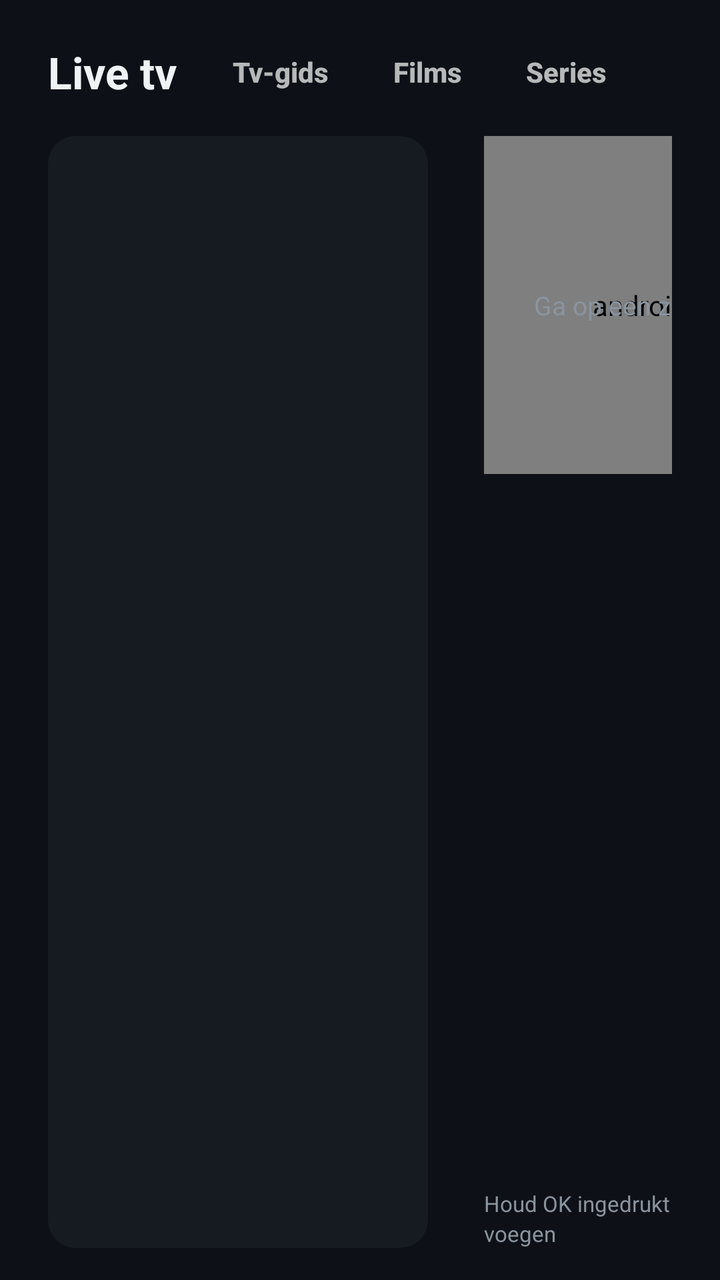
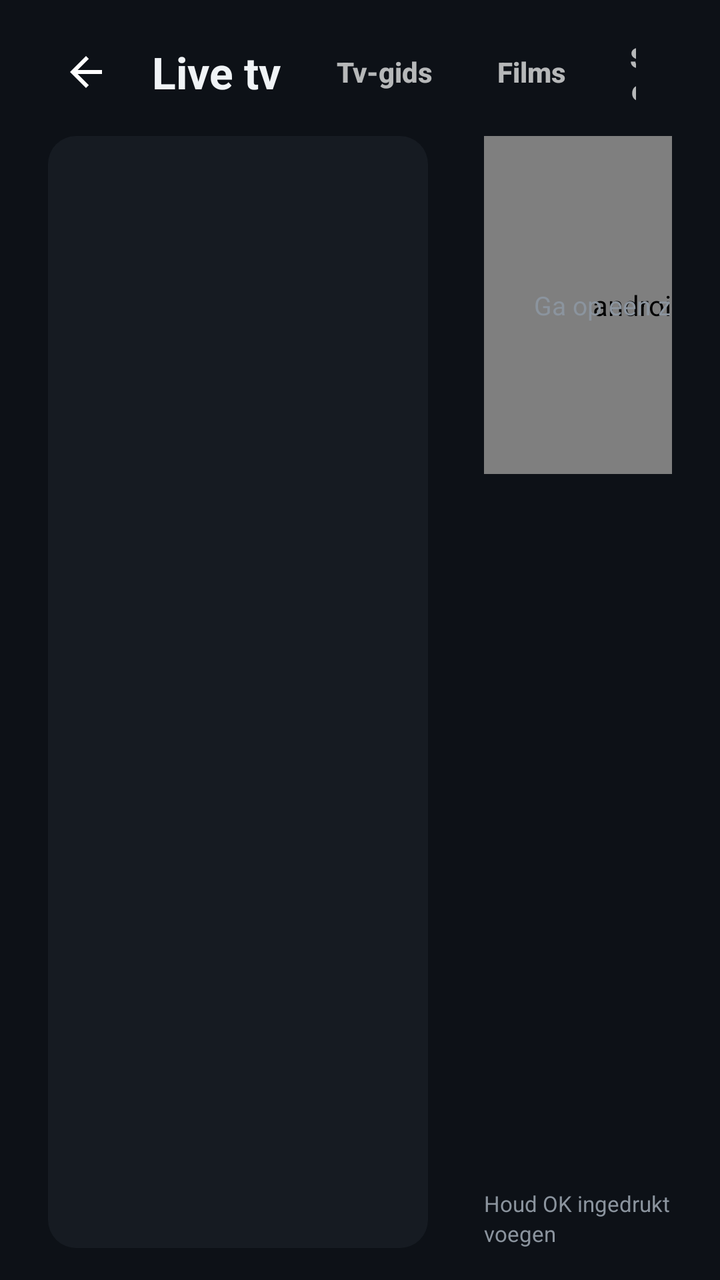

Before-and-after screenshots of an Android layout around one commit, followed by the original layout XML and the change that was made.
<!-- AndroidManifest.xml: application theme AppTheme -->
<!-- res/layout/activity_main.xml -->
<?xml version="1.0" encoding="utf-8"?>
<LinearLayout xmlns:android="http://schemas.android.com/apk/res/android"
    xmlns:app="http://schemas.android.com/apk/res-auto"
    android:layout_width="match_parent"
    android:layout_height="match_parent"
    android:background="@color/bg"
    android:orientation="vertical"
    android:paddingStart="24dp"
    android:paddingTop="16dp"
    android:paddingEnd="24dp"
    android:paddingBottom="16dp">

    
    <LinearLayout
        android:id="@+id/topBar"
        android:layout_width="match_parent"
        android:layout_height="40dp"
        android:gravity="center_vertical"
        android:orientation="horizontal">

        <TextView
            android:layout_width="wrap_content"
            android:layout_height="wrap_content"
            android:layout_marginEnd="14dp"
            android:text="Live tv"
            android:textColor="@color/text"
            android:textSize="22sp"
            android:textStyle="bold" />

        <Button android:id="@+id/tabGuide" style="@style/NavTab" android:text="Tv-gids" />
        <Button android:id="@+id/tabMovies" style="@style/NavTab" android:text="Films" />
        <Button android:id="@+id/tabSeries" style="@style/NavTab" android:text="Series" />
        <Button android:id="@+id/tabHistory" style="@style/NavTab" android:text="Geschiedenis" />

        <TextView
            android:id="@+id/status"
            android:layout_width="0dp"
            android:layout_height="wrap_content"
            android:layout_marginStart="8dp"
            android:layout_marginEnd="8dp"
            android:layout_weight="1"
            android:ellipsize="end"
            android:gravity="end"
            android:maxLines="1"
            android:textColor="@color/muted"
            android:textSize="12sp" />

        <ImageButton
            android:id="@+id/tabAccount"
            android:layout_width="34dp"
            android:layout_height="34dp"
            android:background="@drawable/nav_bg"
            android:contentDescription="Instellingen"
            android:src="@drawable/ic_settings"
            android:tint="@color/nav_text" />
    </LinearLayout>

    <LinearLayout
        android:layout_width="match_parent"
        android:layout_height="0dp"
        android:layout_marginTop="12dp"
        android:layout_weight="1"
        android:orientation="horizontal">

        
        <androidx.recyclerview.widget.RecyclerView
            android:id="@+id/groups"
            android:layout_width="190dp"
            android:layout_height="match_parent"
            android:background="@drawable/panel_bg"
            android:clipToPadding="false"
            android:padding="4dp" />

        
        <LinearLayout
            android:layout_width="0dp"
            android:layout_height="match_parent"
            android:layout_marginStart="14dp"
            android:layout_weight="1"
            android:orientation="vertical">

            <EditText
                android:id="@+id/search"
                android:layout_width="match_parent"
                android:layout_height="40dp"
                android:background="@drawable/field_bg"
                android:hint="Zoek een zender"
                android:drawableStart="@drawable/ic_search"
                android:drawablePadding="10dp"
                android:drawableTint="@color/muted"
                android:imeOptions="actionSearch|flagNoExtractUi"
                android:inputType="text"
                android:maxLines="1"
                android:paddingStart="14dp"
                android:paddingEnd="14dp"
                android:textColor="@color/text"
                android:textColorHint="@color/muted"
                android:textSize="15sp" />

            <TextView
                android:id="@+id/groupTitle"
                android:layout_width="match_parent"
                android:layout_height="wrap_content"
                android:layout_marginTop="8dp"
                android:layout_marginBottom="4dp"
                android:ellipsize="end"
                android:maxLines="1"
                android:textColor="@color/muted"
                android:textSize="13sp" />

            <androidx.recyclerview.widget.RecyclerView
                android:id="@+id/channels"
                android:layout_width="match_parent"
                android:layout_height="0dp"
                android:layout_weight="1"
                android:background="@drawable/panel_bg"
                android:clipToPadding="false"
                android:padding="4dp" />
        </LinearLayout>

        
        <LinearLayout
            android:layout_width="300dp"
            android:layout_height="match_parent"
            android:layout_marginStart="14dp"
            android:orientation="vertical">

            <FrameLayout
                android:layout_width="match_parent"
                android:layout_height="169dp"
                android:background="#000000">

                <androidx.media3.ui.PlayerView
                    android:id="@+id/preview"
                    android:layout_width="match_parent"
                    android:layout_height="match_parent"
                    android:focusable="false"
                    app:resize_mode="fit"
                    app:shutter_background_color="#000000"
                    app:use_controller="false" />

                <TextView
                    android:id="@+id/previewHint"
                    android:layout_width="match_parent"
                    android:layout_height="match_parent"
                    android:gravity="center"
                    android:padding="12dp"
                    android:text="Ga op een zender staan voor een voorbeeld"
                    android:textColor="@color/muted"
                    android:textSize="13sp" />
            </FrameLayout>

            <TextView
                android:id="@+id/nowName"
                android:layout_width="match_parent"
                android:layout_height="wrap_content"
                android:layout_marginTop="10dp"
                android:ellipsize="end"
                android:maxLines="1"
                android:textColor="@color/text"
                android:textSize="19sp"
                android:textStyle="bold" />

            <TextView
                android:id="@+id/nowGroup"
                android:layout_width="match_parent"
                android:layout_height="wrap_content"
                android:ellipsize="end"
                android:maxLines="1"
                android:textColor="@color/muted"
                android:textSize="12sp" />

            <LinearLayout
                android:id="@+id/epgBox"
                android:layout_width="match_parent"
                android:layout_height="0dp"
                android:layout_marginTop="10dp"
                android:layout_weight="1"
                android:background="@drawable/panel_bg"
                android:orientation="vertical"
                android:padding="12dp"
                android:visibility="invisible">

                <TextView
                    android:id="@+id/nowProg"
                    android:layout_width="match_parent"
                    android:layout_height="wrap_content"
                    android:ellipsize="end"
                    android:maxLines="2"
                    android:textColor="@color/text"
                    android:textSize="14sp" />

                <ProgressBar
                    android:id="@+id/nowProgress"
                    style="?android:attr/progressBarStyleHorizontal"
                    android:layout_width="match_parent"
                    android:layout_height="5dp"
                    android:layout_marginTop="6dp"
                    android:layout_marginBottom="6dp"
                    android:max="1000"
                    android:progressBackgroundTint="#30363D"
                    android:progressTint="@color/accent" />

                <TextView
                    android:id="@+id/nowDesc"
                    android:layout_width="match_parent"
                    android:layout_height="0dp"
                    android:layout_weight="1"
                    android:ellipsize="end"
                    android:textColor="@color/muted"
                    android:textSize="12sp" />

                <TextView
                    android:id="@+id/nextProg"
                    android:layout_width="match_parent"
                    android:layout_height="wrap_content"
                    android:layout_marginTop="6dp"
                    android:ellipsize="end"
                    android:maxLines="1"
                    android:textColor="@color/muted"
                    android:textSize="13sp" />
            </LinearLayout>

            <TextView
                android:layout_width="match_parent"
                android:layout_height="wrap_content"
                android:layout_marginTop="8dp"
                android:lineSpacingExtra="2dp"
                android:text="Houd OK ingedrukt om een zender aan je favorieten toe te voegen"
                android:textColor="@color/muted"
                android:textSize="11sp" />
        </LinearLayout>
    </LinearLayout>
</LinearLayout>
<!-- resources referenced by this layout -->
<resources>
  <color name="accent">#2F81F7</color>
  <color name="bg">#0D1117</color>
  <color name="muted">#8B949E</color>
  <color name="text">#F0F3F6</color>
  <!-- drawable field_bg (drawable) -->
  <?xml version="1.0" encoding="utf-8"?>
  <selector xmlns:android="http://schemas.android.com/apk/res/android">
      <item android:state_focused="true">
          <shape>
              <solid android:color="@color/panel2" />
              <stroke android:width="2dp" android:color="@color/accent" />
              <corners android:radius="10dp" />
          </shape>
      </item>
      <item>
          <shape><solid android:color="@color/panel" /><corners android:radius="10dp" /></shape>
      </item>
  </selector>
  <!-- drawable ic_search (drawable) -->
  <?xml version="1.0" encoding="utf-8"?>
  <vector xmlns:android="http://schemas.android.com/apk/res/android"
      android:width="20dp"
      android:height="20dp"
      android:viewportWidth="24"
      android:viewportHeight="24">
      <path android:fillColor="#FFFFFFFF" android:pathData="M15.5,14h-0.79l-0.28,-0.27C15.41,12.59 16,11.11 16,9.5 16,5.91 13.09,3 9.5,3S3,5.91 3,9.5 5.91,16 9.5,16c1.61,0 3.09,-0.59 4.23,-1.57l0.27,0.28v0.79l5,4.99L20.49,19l-4.99,-5zM9.5,14C7.01,14 5,11.99 5,9.5S7.01,5 9.5,5 14,7.01 14,9.5 11.99,14 9.5,14z" />
  </vector>
  <!-- drawable nav_bg (drawable) -->
  <?xml version="1.0" encoding="utf-8"?>
  <selector xmlns:android="http://schemas.android.com/apk/res/android">
      <item android:state_focused="true">
          <shape><solid android:color="#FFFFFFFF" /><corners android:radius="18dp" /></shape>
      </item>
      <item android:state_activated="true">
          <shape><solid android:color="#33FFFFFF" /><corners android:radius="18dp" /></shape>
      </item>
      <item>
          <shape><solid android:color="#00000000" /><corners android:radius="18dp" /></shape>
      </item>
  </selector>
  <!-- drawable panel_bg (drawable) -->
  <?xml version="1.0" encoding="utf-8"?>
  <shape xmlns:android="http://schemas.android.com/apk/res/android">
      <solid android:color="@color/panel" />
      <corners android:radius="14dp" />
  </shape>
  <style name="NavTab">
          <item name="android:layout_width">wrap_content</item>
          <item name="android:layout_height">34dp</item>
          <item name="android:layout_marginEnd">4dp</item>
          <item name="android:minWidth">0dp</item>
          <item name="android:minHeight">0dp</item>
          <item name="android:paddingStart">14dp</item>
          <item name="android:paddingEnd">14dp</item>
          <item name="android:background">@drawable/nav_bg</item>
          <item name="android:textAllCaps">false</item>
          <item name="android:textColor">@color/nav_text</item>
          <item name="android:textSize">14sp</item>
          <item name="android:textStyle">bold</item>
          <item name="android:stateListAnimator">@null</item>
      </style>
  <style name="AppTheme" parent="android:Theme.Material.NoActionBar.Fullscreen">
          <item name="android:windowBackground">@color/bg</item>
          <item name="android:colorAccent">@color/accent</item>
          <item name="android:colorPrimary">@color/bg</item>
          <item name="android:textColor">@color/text</item>
      </style>
  <color name="panel2">#1F2630</color>
  <color name="panel">#161B22</color>
  <!-- unchanged entries left out for length: 1 -->
</resources>

<!-- the commit's change to res/layout/activity_main.xml (unified diff, before → after) -->
@@ -17,6 +17,18 @@
         android:layout_height="40dp"
         android:gravity="center_vertical"
         android:orientation="horizontal">
+        <ImageButton
+            android:id="@+id/backBtn"
+            android:layout_width="38dp"
+            android:layout_height="38dp"
+            android:layout_marginEnd="14dp"
+            android:background="@drawable/nav_bg"
+            android:contentDescription="Terug"
+            android:padding="7dp"
+            android:scaleType="fitCenter"
+            android:src="@drawable/ic_arrow_back"
+            android:tint="@color/nav_text" />
+
 
         <TextView
             android:layout_width="wrap_content"
<!-- resource entries referenced after the edit -->
@@ -18,6 +18,15 @@
           <shape><solid android:color="@color/panel" /><corners android:radius="10dp" /></shape>
       </item>
   </selector>
+  <!-- drawable ic_arrow_back (drawable) -->
+  <?xml version="1.0" encoding="utf-8"?>
+  <vector xmlns:android="http://schemas.android.com/apk/res/android"
+      android:width="20dp"
+      android:height="20dp"
+      android:viewportWidth="24"
+      android:viewportHeight="24">
+      <path android:fillColor="#FFFFFFFF" android:pathData="M20,11H7.83l5.59,-5.59L12,4l-8,8 8,8 1.41,-1.41L7.83,13H20v-2z" />
+  </vector>
   <!-- drawable ic_search (drawable) -->
   <?xml version="1.0" encoding="utf-8"?>
   <vector xmlns:android="http://schemas.android.com/apk/res/android"
